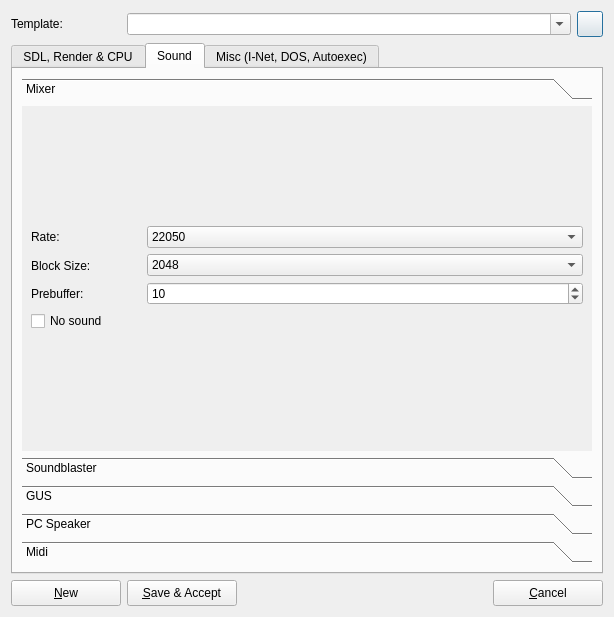
Above: dboxfe-gdb/ui/dboxfegdb_template.ui from LasDesu/DBoxFE before the change. Below: the same form after it.
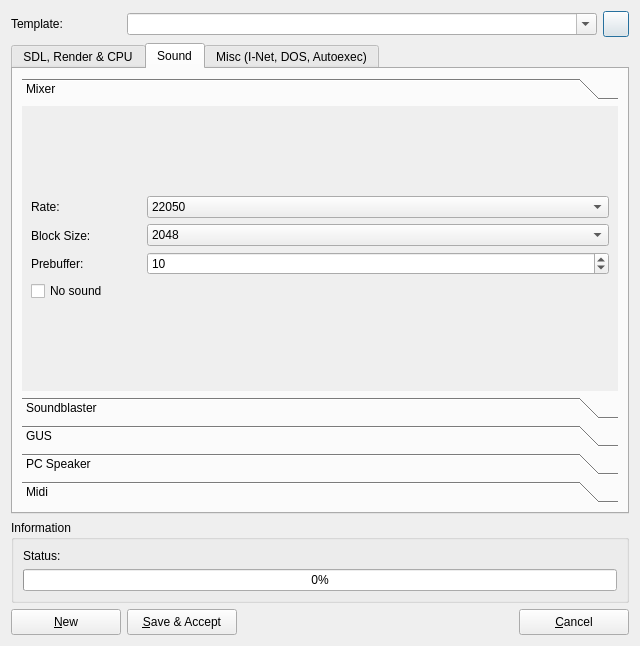
That is the form after the change. The open tabs and pages were chosen to show the change. Icons and pictures are not drawn.

```diff
--- a/dboxfe-gdb/ui/dboxfegdb_template.ui
+++ b/dboxfe-gdb/ui/dboxfegdb_template.ui
@@ -5,20 +5,20 @@
    <rect>
     <x>0</x>
     <y>0</y>
-    <width>614</width>
-    <height>617</height>
+    <width>640</width>
+    <height>646</height>
    </rect>
   </property>
   <property name="minimumSize" >
    <size>
-    <width>614</width>
-    <height>617</height>
+    <width>640</width>
+    <height>646</height>
    </size>
   </property>
   <property name="maximumSize" >
    <size>
-    <width>614</width>
-    <height>617</height>
+    <width>640</width>
+    <height>646</height>
    </size>
   </property>
   <property name="windowTitle" >
@@ -90,8 +90,8 @@
      </property>
      <property name="sizeHint" >
       <size>
-       <width>20</width>
-       <height>40</height>
+       <width>596</width>
+       <height>16</height>
       </size>
      </property>
     </spacer>
@@ -1592,8 +1592,8 @@
            <rect>
             <x>0</x>
             <y>0</y>
-            <width>572</width>
-            <height>340</height>
+            <width>598</width>
+            <height>287</height>
            </rect>
           </property>
           <attribute name="label" >
@@ -4705,6 +4705,29 @@
     </widget>
    </item>
    <item row="3" column="0" >
+    <widget class="QGroupBox" name="groupBoxInformation" >
+     <property name="title" >
+      <string>Information</string>
+     </property>
+     <layout class="QGridLayout" >
+      <item row="0" column="0" >
+       <widget class="QLabel" name="labelStatus" >
+        <property name="text" >
+         <string>Status:</string>
+        </property>
+       </widget>
+      </item>
+      <item row="1" column="0" >
+       <widget class="QProgressBar" name="progressBarStatus" >
+        <property name="value" >
+         <number>0</number>
+        </property>
+       </widget>
+      </item>
+     </layout>
+    </widget>
+   </item>
+   <item row="4" column="0" >
     <layout class="QHBoxLayout" >
      <item>
       <widget class="QPushButton" name="btnNew" >
```
